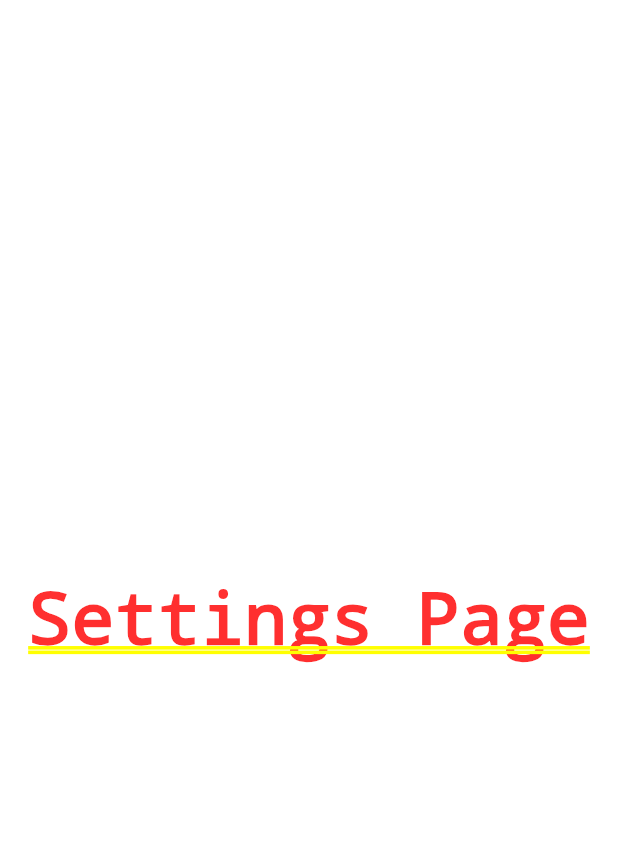
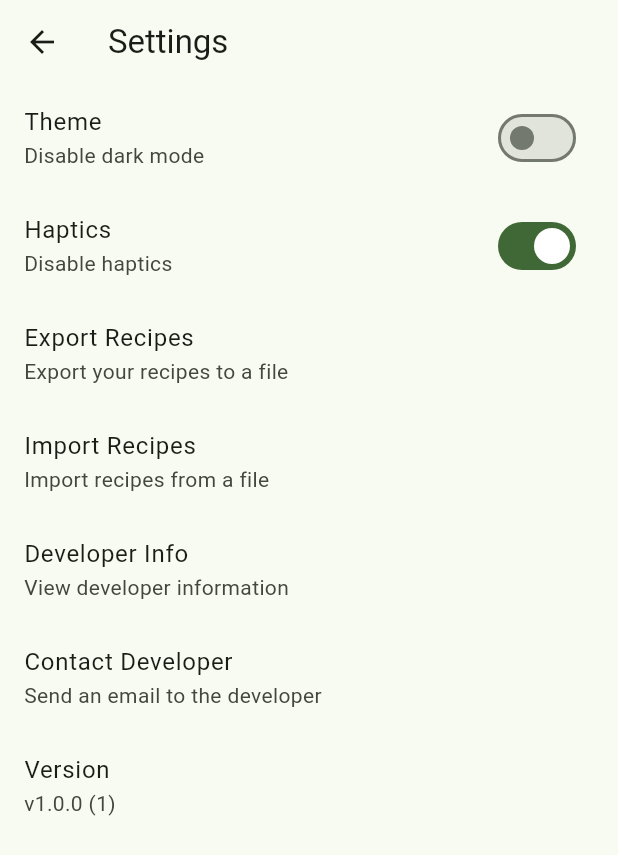
Before and after one commit to keeghan/reciplan3, a Flutter app: the screen it shows after launch, after a tap on the "settings" icon, on a phone screen of 412 x 824 dp. Shown: the top 855 px of the screen. Run offline on Flutter 3.47's test engine with Material 3 defaults, Android fonts, the phone set to English and light mode, and no system bars; our stand-ins replace cached_network_image, file_picker, floor, get_it, shared_preferences, sqflite; accounts and stored records are empty; generated files the repository leaves out were written again; network calls fail.

Commit message:
feat!: settingsScreen Implemented

```diff
--- a/lib/main.dart
+++ b/lib/main.dart
@@ -1,5 +1,6 @@
 import 'package:flutter/material.dart';
 import 'package:get_it/get_it.dart';
+import 'package:provider/provider.dart';
 import 'package:reciplan3/data/daos/recipe_dao.dart';
 import 'package:reciplan3/data/db/database_provider.dart';
 import 'package:reciplan3/data/db/reciplan_database.dart';
@@ -8,6 +9,8 @@ import 'data/daos/day_dao.dart';
 import 'data/repositories/recipe_repository.dart';
 import 'recipe_viewmodel.dart';
 import 'ui/my_home_page.dart';
+import 'util/theme_provider.dart';
+import 'util/util.dart';
 
 final locator = GetIt.instance;
 
@@ -26,7 +29,12 @@ Future<void> setupLocator() async {
 void main() async {
   WidgetsFlutterBinding.ensureInitialized();
   await setupLocator();
-  runApp(const MyApp());
+  runApp(
+    ChangeNotifierProvider(
+      create: (_) => ThemeProvider(),
+      child: const MyApp(),
+    ),
+  );
 }
 
 class MyApp extends StatelessWidget {
@@ -34,16 +42,34 @@ class MyApp extends StatelessWidget {
 
   @override
   Widget build(BuildContext context) {
-    return MaterialApp(
-      title: 'Flutter Demo',
-      theme: ThemeData(
-        colorScheme: ColorScheme.fromSeed(
-          seedColor: const Color.fromARGB(255, 9, 117, 12),
-          secondary: const Color.fromARGB(222, 201, 128, 4),
-        ),
-        useMaterial3: true,
-      ),
-      home: const MyHomePage(title: 'Flutter Demo Home Page'),
+    return Consumer<ThemeProvider>(
+      builder: (context, themeProvider, child) {
+        return MaterialApp(
+          title: 'Reciplan 3',
+          theme: lightTheme,
+          darkTheme: darkTheme,
+          themeMode: themeProvider.themeMode,
+          home: const MyHomePage(title: 'Reciplan 3'),
+        );
+      },
     );
   }
 }
+
+//Themes for easy Access
+final ThemeData lightTheme = ThemeData(
+  colorScheme: ColorScheme.fromSeed(
+    seedColor: const Color.fromARGB(255, 9, 117, 12),
+    secondary: const Color.fromARGB(222, 201, 128, 4),
+  ),
+  useMaterial3: true,
+);
+
+final ThemeData darkTheme = ThemeData(
+  colorScheme: ColorScheme.fromSeed(
+    seedColor: const Color.fromARGB(255, 9, 117, 12),
+    secondary: const Color.fromARGB(222, 201, 128, 4),
+    brightness: Brightness.dark,
+  ),
+  useMaterial3: true,
+);
--- a/lib/ui/my_home_page.dart
+++ b/lib/ui/my_home_page.dart
@@ -4,7 +4,7 @@ import 'package:reciplan3/util/util.dart';
 import 'add/add_page.dart';
 import 'plan/plan_page.dart';
 import 'recipe_page.dart';
-import 'settings_page.dart';
+import 'settings_screen.dart';
 
 class MyHomePage extends StatefulWidget {
   const MyHomePage({super.key, required this.title});
@@ -43,7 +43,8 @@ class _MyHomePageState extends State<MyHomePage> {
               onPressed: () {
                 Navigator.push(
                   context,
-                  MaterialPageRoute(builder: (context) => const SettingsPage()),
+                  MaterialPageRoute(
+                      builder: (context) => const SettingsScreen()),
                 );
               },
               icon: Icon(Icons.settings))
--- a/lib/ui/settings_page.dart
+++ /dev/null
@@ -1,10 +0,0 @@
-import 'package:flutter/material.dart';
-
-class SettingsPage extends StatelessWidget {
-  const SettingsPage({super.key});
-
-  @override
-  Widget build(BuildContext context) {
-    return const Center(child: Text('Settings Page'));
-  }
-}
--- /dev/null
+++ b/lib/ui/settings_screen.dart
@@ -0,0 +1,253 @@
+import 'dart:convert';
+import 'dart:io';
+
+import 'package:file_picker/file_picker.dart';
+import 'package:flutter/material.dart';
+import 'package:path_provider/path_provider.dart';
+import 'package:provider/provider.dart';
+import 'package:reciplan3/util/theme_provider.dart';
+import 'package:shared_preferences/shared_preferences.dart';
+import 'package:url_launcher/url_launcher.dart';
+
+class SettingsScreen extends StatefulWidget {
+  const SettingsScreen({super.key});
+
+  @override
+  State<SettingsScreen> createState() => _SettingsScreenState();
+}
+
+class _SettingsScreenState extends State<SettingsScreen> {
+  late SharedPreferences prefs;
+  bool isDarkMode = true;
+  bool isHapticsEnabled = true;
+  final String version = '1.0.0';
+  final String buildNumber = '1';
+
+  @override
+  void initState() {
+    super.initState();
+    _loadPreferences();
+  }
+
+  Future<void> _loadPreferences() async {
+    prefs = await SharedPreferences.getInstance();
+    setState(() {
+      isDarkMode = prefs.getBool('pref_theme') ?? true;
+      isHapticsEnabled = prefs.getBool('pref_haptics') ?? true;
+    });
+  }
+
+  Future<void> _updateHaptics(bool value) async {
+    await prefs.setBool('pref_haptics', value);
+    setState(() {
+      isHapticsEnabled = value;
+    });
+  }
+
+  Future<void> _exportRecipes() async {
+    try {
+      // Get recipes  database
+      final List<Map<String, dynamic>> recipes =
+          await _getAllUserCreatedRecipes();
+
+      if (recipes.isEmpty) {
+        _showSnackBar('No local recipes to export');
+        return;
+      }
+
+      String fileName = await _showExportDialog();
+      if (fileName.isEmpty) return;
+
+      final String jsonString = jsonEncode(recipes);
+
+      // Get the exported recipes from directory
+      final directory = await getApplicationDocumentsDirectory();
+      final File file = File('${directory.path}/$fileName.json');
+
+      await file.writeAsString(jsonString);
+      _showSnackBar('Recipes exported successfully');
+    } catch (e) {
+      _showSnackBar('Error exporting recipes: ${e.toString()}');
+    }
+  }
+
+  //Todo: Work on recipe Import and Export
+  Future<void> _importRecipes() async {
+    try {
+      FilePickerResult? result = await FilePicker.platform.pickFiles(
+        type: FileType.custom,
+        allowedExtensions: ['json'],
+      );
+
+      if (result != null) {
+        final File file = File(result.files.single.path!);
+        final String contents = await file.readAsString();
+
+        final List<dynamic> recipes = jsonDecode(contents);
+        // Import recipes to database
+        await _importRecipesToDatabase(recipes);
+        _showSnackBar('Recipes imported successfully');
+      }
+    } catch (e) {
+      _showSnackBar('Error importing recipes: ${e.toString()}');
+    }
+  }
+
+  Future<String> _showExportDialog() async {
+    final TextEditingController controller = TextEditingController();
+    final String? result = await showDialog<String>(
+      context: context,
+      builder: (context) => AlertDialog(
+        title: const Text('Export Recipes'),
+        content: TextField(
+          controller: controller,
+          decoration: const InputDecoration(
+            labelText: 'File Name',
+            hintText: 'Enter file name',
+          ),
+        ),
+        actions: [
+          TextButton(
+            onPressed: () => Navigator.pop(context),
+            child: const Text('Cancel'),
+          ),
+          TextButton(
+            onPressed: () => Navigator.pop(context, controller.text),
+            child: const Text('Save'),
+          ),
+        ],
+      ),
+    );
+    return result ?? '';
+  }
+
+  void _showDevInfo() {
+    showDialog(
+      context: context,
+      builder: (context) => AlertDialog(
+        content: Column(
+          mainAxisSize: MainAxisSize.min,
+          children: [
+            const Text(
+                'Kojo Kakraba Eghan is a software developer and a Technology enthusiast with a passion in 3D modelling'),
+            InkWell(
+              onTap: () => _launchUrl('https://kojokeghan.wordpress.com/'),
+              child: const Text(
+                'Developer Profile',
+                style: TextStyle(
+                  color: Colors.blue,
+                  decoration: TextDecoration.underline,
+                ),
+              ),
+            ),
+          ],
+        ),
+        actions: [
+          TextButton(
+            onPressed: () => Navigator.pop(context),
+            child: const Text('Close'),
+          ),
+        ],
+      ),
+    );
+  }
+
+  Future<void> _contactDev() async {
+    final Uri emailLaunchUri = Uri(
+      scheme: 'mailto',
+      path: 'Eghan20@gmail.com',
+      queryParameters: {
+        'subject': 'Reciplan App',
+      },
+    );
+    await _launchUrl(emailLaunchUri.toString());
+  }
+
+  Future<void> _launchUrl(String url) async {
+    if (await canLaunchUrl(Uri.parse(url))) {
+      await launchUrl(Uri.parse(url));
+    } else {
+      _showSnackBar('Could not launch $url');
+    }
+  }
+
+  void _showSnackBar(String message) {
+    if (!mounted) return;
+    ScaffoldMessenger.of(context).showSnackBar(
+      SnackBar(content: Text(message)),
+    );
+  }
+
+  Future<List<Map<String, dynamic>>> _getAllUserCreatedRecipes() async {
+    // Todo: Implement get all user Recipes
+    return [];
+  }
+
+  Future<void> _importRecipesToDatabase(List<dynamic> recipes) async {
+    // Todo: Implement import logic
+  }
+
+  @override
+  Widget build(BuildContext context) {
+    return Scaffold(
+      appBar: AppBar(
+        leading: IconButton(
+          icon: const Icon(Icons.arrow_back),
+          onPressed: () => Navigator.pop(context),
+        ),
+        title: const Text('Settings'),
+      ),
+      body: ListView(
+        children: [
+          ListTile(
+            title: const Text('Theme'),
+            subtitle:
+                Text(isDarkMode ? 'Disable dark mode' : 'Enable dark mode'),
+            trailing:
+                Consumer<ThemeProvider>(builder: (context, themeProvider, _) {
+              return Switch(
+                value: themeProvider.isDarkMode,
+                onChanged: (value) {
+                  themeProvider.updateTheme(value);
+                },
+              );
+            }),
+          ),
+          ListTile(
+            title: const Text('Haptics'),
+            subtitle:
+                Text(isHapticsEnabled ? 'Disable haptics' : 'Enable haptics'),
+            trailing: Switch(
+              value: isHapticsEnabled,
+              onChanged: _updateHaptics,
+            ),
+          ),
+          ListTile(
+            title: const Text('Export Recipes'),
+            subtitle: const Text('Export your recipes to a file'),
+            onTap: _exportRecipes,
+          ),
+          ListTile(
+            title: const Text('Import Recipes'),
+            subtitle: const Text('Import recipes from a file'),
+            onTap: _importRecipes,
+          ),
+          ListTile(
+            title: const Text('Developer Info'),
+            subtitle: const Text('View developer information'),
+            onTap: _showDevInfo,
+          ),
+          ListTile(
+            title: const Text('Contact Developer'),
+            subtitle: const Text('Send an email to the developer'),
+            onTap: _contactDev,
+          ),
+          ListTile(
+            title: const Text('Version'),
+            subtitle: Text('v$version ($buildNumber)'),
+          ),
+        ],
+      ),
+    );
+  }
+}
--- /dev/null
+++ b/lib/util/theme_provider.dart
@@ -0,0 +1,27 @@
+import 'package:flutter/material.dart';
+import 'package:shared_preferences/shared_preferences.dart';
+
+class ThemeProvider extends ChangeNotifier {
+  ThemeMode _themeMode = ThemeMode.light;
+  late SharedPreferences prefs;
+  bool get isDarkMode => _themeMode == ThemeMode.dark;
+
+  ThemeProvider() {
+    _loadTheme();
+  }
+
+  Future<void> _loadTheme() async {
+    prefs = await SharedPreferences.getInstance();
+    final bool isDark = prefs.getBool('pref_theme') ?? false;
+    _themeMode = isDark ? ThemeMode.dark : ThemeMode.light;
+    notifyListeners();
+  }
+
+  Future<void> updateTheme(bool isDark) async {
+    await prefs.setBool('pref_theme', isDark);
+    _themeMode = isDark ? ThemeMode.dark : ThemeMode.light;
+    notifyListeners();
+  }
+
+  ThemeMode get themeMode => _themeMode;
+}
--- a/pubspec.yaml
+++ b/pubspec.yaml
@@ -18,6 +18,10 @@ dependencies:
   get_it: ^7.6.7
   cached_network_image: ^3.3.0
   url_launcher: ^6.1.14
+  shared_preferences: ^2.2.0
+  file_picker: ^5.3.1
+  path_provider: ^2.0.15
+  permission_handler: ^10.4.3
 
 dev_dependencies:
   flutter_test:
```
Also changed, not shown: pubspec.lock, 4 other files.
